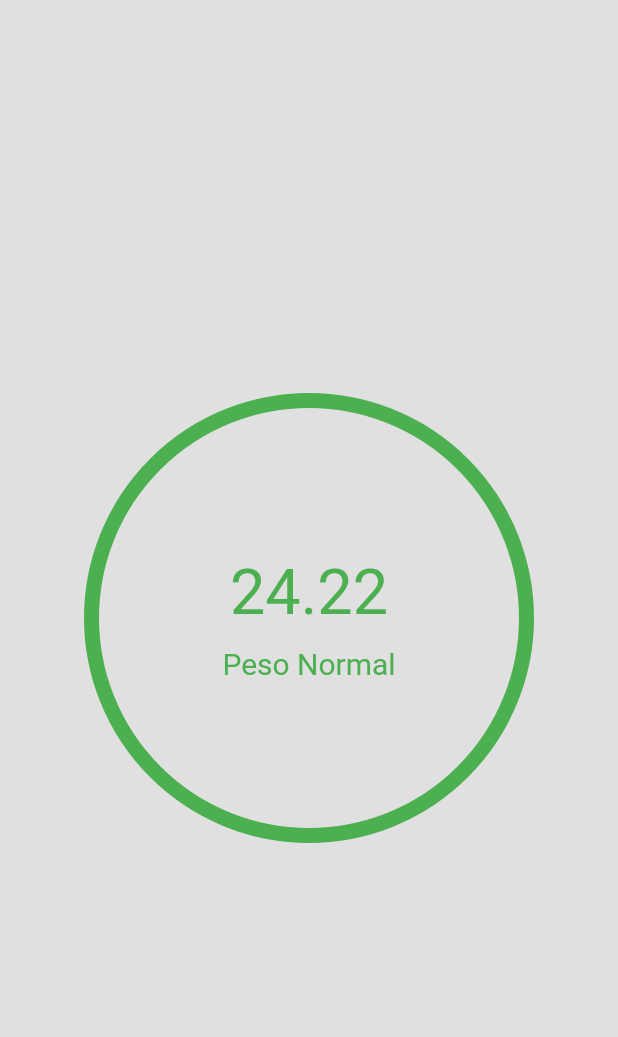
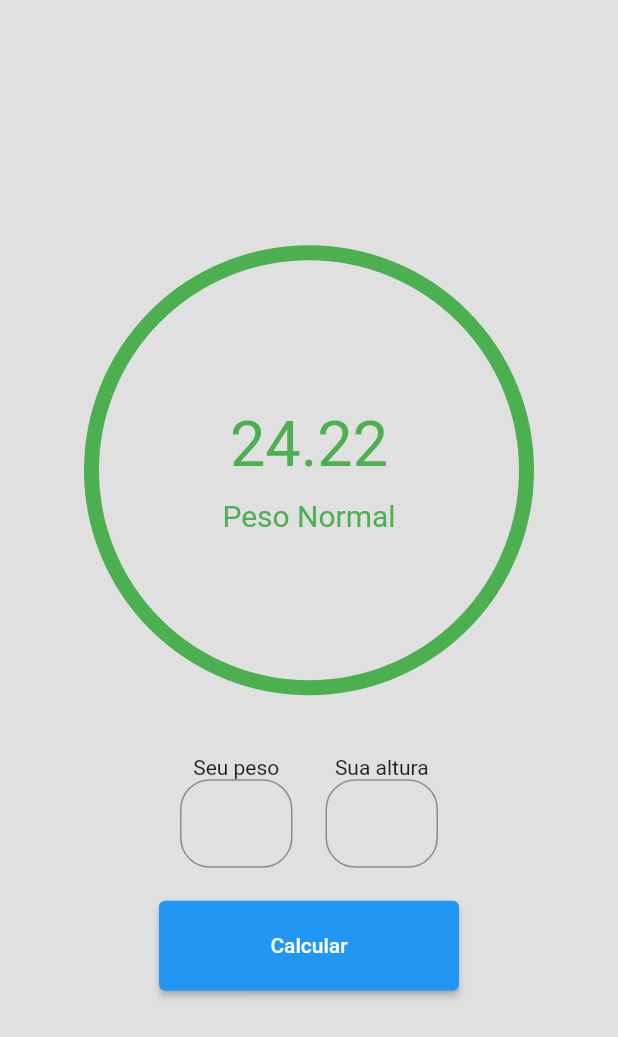
Before and after one commit to adaltoprado/calculadoraIMC, a Flutter app: the screen it shows after launch, on a phone screen of 412 x 824 dp. Shown: the top 1037 px of the screen. Run offline on Flutter 3.47's test engine with Material 2 defaults, Android fonts, the phone set to English and light mode, and no system bars.

Commit message:
Implementation of "Row' and "Button"

```diff
--- a/lib/main.dart
+++ b/lib/main.dart
@@ -15,19 +15,19 @@ class MyApp extends StatelessWidget {
         primarySwatch: Colors.blue,
       ),
       debugShowCheckedModeBanner: false,
-      home: calculadoraIMC(),
+      home: const CalculadoraIMC(),
     );
   }
 }
 
-class calculadoraIMC extends StatefulWidget {
-  const calculadoraIMC({super.key});
+class CalculadoraIMC extends StatefulWidget {
+  const CalculadoraIMC({super.key});
 
   @override
-  State<calculadoraIMC> createState() => _calculadoraIMCState();
+  State<CalculadoraIMC> createState() => _CalculadoraIMCState();
 }
 
-class _calculadoraIMCState extends State<calculadoraIMC> {
+class _CalculadoraIMCState extends State<CalculadoraIMC> {
   @override
   Widget build(BuildContext context) {
     return Scaffold(
@@ -63,6 +63,59 @@ class _calculadoraIMCState extends State<calculadoraIMC> {
                 ],
               ),
             ),
+            SizedBox(height: 40),
+            Row(
+              mainAxisAlignment: MainAxisAlignment.center,
+              children: [
+                Column(
+                  children: [
+                    Text('Seu peso'),
+                    Container(
+                      width: 75,
+                      child: TextField(
+                        decoration: InputDecoration(
+                            border: OutlineInputBorder(
+                              borderRadius: BorderRadius.circular(20),
+                            ),
+                            suffixText: 'Kg'),
+                      ),
+                    ),
+                  ],
+                ),
+                SizedBox(width: 22),
+                Column(
+                  children: [
+                    Text('Sua altura'),
+                    Container(
+                      width: 75,
+                      child: TextField(
+                        decoration: InputDecoration(
+                            border: OutlineInputBorder(
+                              borderRadius: BorderRadius.circular(20),
+                            ),
+                            suffixText: 'M'),
+                      ),
+                    ),
+                  ],
+                ),
+              ],
+            ),
+            SizedBox(height: 22),
+            Container(
+              width: 200,
+              height: 60,
+              child: ElevatedButton(
+                onPressed: () {},
+                child: Text(
+                  'Calcular',
+                  style: TextStyle(
+                    color: Colors.white,
+                    //shape: RoundedRectangleBorder(
+                    //borderRadius: BorderRadius.circular(18),
+                  ),
+                ),
+              ),
+            ),
           ],
         ),
       ),
```
